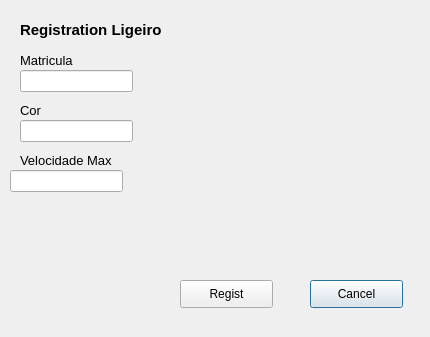
First picture: the form in gui/GUI_ReigistLigeiro.ui, repository ClaudioNoro/pyqt5, before the edit.
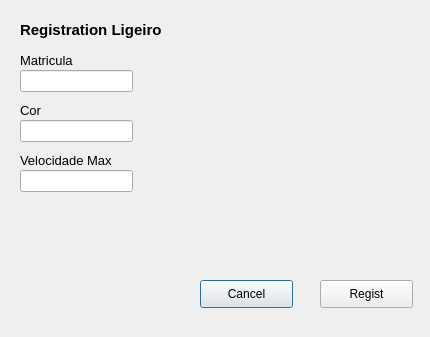
Second picture: the form after the edit. Icons and pictures are not drawn.

Patch:
```diff
--- a/gui/GUI_ReigistLigeiro.ui
+++ b/gui/GUI_ReigistLigeiro.ui
@@ -64,7 +64,7 @@
   <widget class="QPushButton" name="btnexit">
    <property name="geometry">
     <rect>
-     <x>310</x>
+     <x>200</x>
      <y>280</y>
      <width>93</width>
      <height>28</height>
@@ -77,7 +77,7 @@
   <widget class="QPushButton" name="btnadd">
    <property name="geometry">
     <rect>
-     <x>180</x>
+     <x>320</x>
      <y>280</y>
      <width>93</width>
      <height>28</height>
@@ -110,7 +110,7 @@
   <widget class="QLineEdit" name="inputvelocidade">
    <property name="geometry">
     <rect>
-     <x>10</x>
+     <x>20</x>
      <y>170</y>
      <width>113</width>
      <height>22</height>
```
